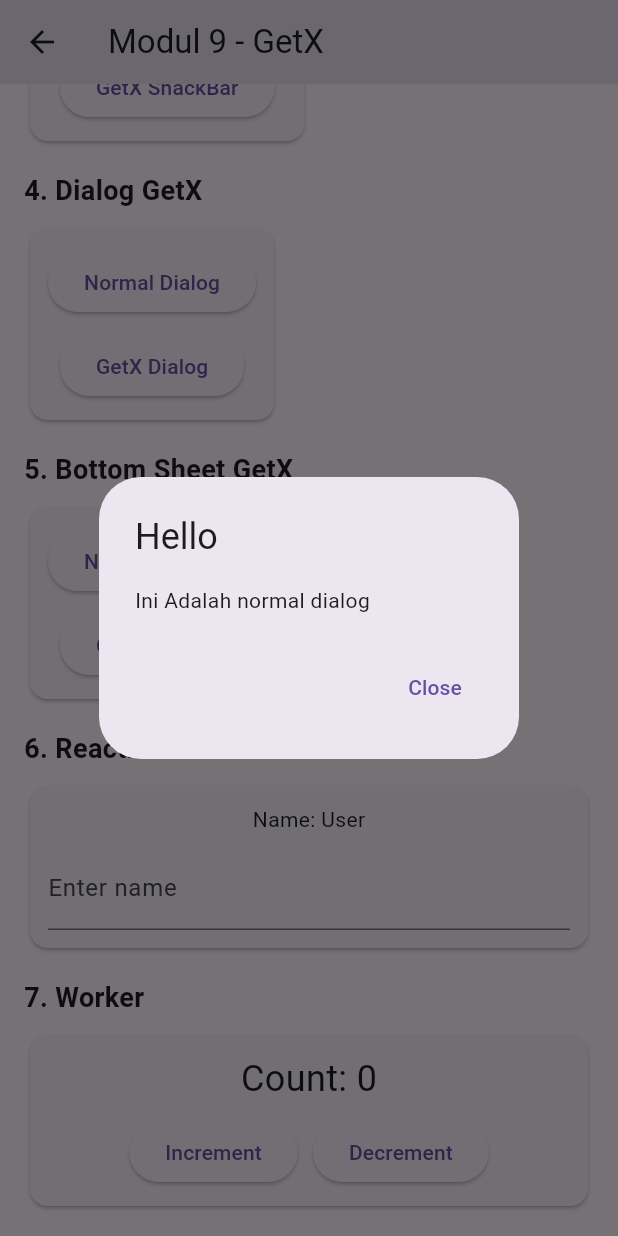
After one commit to Bahrudin23/semester-5, a Flutter app: the Ke9Page screen opened directly, scrolled down 520 dp, after a tap on "Normal Dialog", on a phone screen of 412 x 824 dp. The commit adds this screen. Run offline on Flutter 3.47's test engine with Material 3 defaults, Android fonts, the phone set to English and light mode, and no system bars; our stand-ins replace avatar_glow, convex_bottom_bar, dropdown_search, faker, get; network calls fail.

Commit message:
Praktikum Pertemuan Ke-9

```diff
--- /dev/null
+++ b/lib/Scrims/controllers.dart
@@ -0,0 +1,37 @@
+import 'package:get/get.dart';
+
+class CounterController extends GetxController {
+  var counter = 0.obs;
+
+  void increment() => counter.value++;
+  void decrement() => counter.value--;
+}
+
+class ReactiveController extends GetxController {
+  var name = "User".obs;
+
+  void changeName(String newName) => name.value = newName;
+}
+
+class WorkerController extends GetxController {
+  var count = 0.obs;
+
+  @override
+  void onInit() {
+    ever(count, (_) => print("ever: Count changed to $count"));
+    once(count, (_) => print("once: Count first changed to $count"));
+    interval(
+      count,
+          (_) => print("interval: Count changed to $count"),
+      time: const Duration(seconds: 2),
+    );
+    super.onInit();
+  }
+
+  void increment() => count.value++;
+  void decrement() => count.value--;
+}
+
+final CounterController counterController = Get.put(CounterController());
+final ReactiveController reactiveController = Get.put(ReactiveController());
+final WorkerController workerController = Get.put(WorkerController());
--- /dev/null
+++ b/lib/Scrims/ke9.dart
@@ -0,0 +1,348 @@
+import 'package:flutter/material.dart';
+import 'package:get/get.dart';
+
+import 'controllers.dart';
+
+
+class Ke9Page extends StatelessWidget {
+  const Ke9Page({super.key});
+
+  @override
+  Widget build(BuildContext context) {
+    return Scaffold(
+      appBar: AppBar(title: const Text("Modul 9 - GetX")),
+      body: SingleChildScrollView(
+        padding: const EdgeInsets.all(16),
+        child: Column(
+          crossAxisAlignment: CrossAxisAlignment.start,
+          children: const [
+            // 1. Stateless vs Stateful
+            Text(
+              "1. Stateless vs Stateful",
+              style: TextStyle(fontSize: 18, fontWeight: FontWeight.bold),
+            ),
+            SizedBox(height: 8),
+            Card(child: Padding(padding: EdgeInsets.all(12), child: StatelessExample())),
+            SizedBox(height: 8),
+            Card(child: Padding(padding: EdgeInsets.all(12), child: StatefulExample())),
+            SizedBox(height: 16),
+
+            // 2. GetX State Management
+            Text(
+              "2. GetX State Management",
+              style: TextStyle(fontSize: 18, fontWeight: FontWeight.bold),
+            ),
+            SizedBox(height: 8),
+            Card(child: Padding(padding: EdgeInsets.all(12), child: GetXCounterSection())),
+            SizedBox(height: 16),
+
+            // 3. Snackbar
+            Text(
+              "3. Snackbar GetX",
+              style: TextStyle(fontSize: 18, fontWeight: FontWeight.bold),
+            ),
+            SizedBox(height: 8),
+            Card(child: Padding(padding: EdgeInsets.all(12), child: SnackBarSection())),
+            SizedBox(height: 16),
+
+            // 4. Dialog
+            Text(
+              "4. Dialog GetX",
+              style: TextStyle(fontSize: 18, fontWeight: FontWeight.bold),
+            ),
+            SizedBox(height: 8),
+            Card(child: Padding(padding: EdgeInsets.all(12), child: DialogSection())),
+            SizedBox(height: 16),
+
+            // 5. Bottom Sheet
+            Text(
+              "5. Bottom Sheet GetX",
+              style: TextStyle(fontSize: 18, fontWeight: FontWeight.bold),
+            ),
+            SizedBox(height: 8),
+            Card(child: Padding(padding: EdgeInsets.all(12), child: BottomSheetSection())),
+            SizedBox(height: 16),
+
+            // 6. Reactive Variables
+            Text(
+              "6. Reactive Variables",
+              style: TextStyle(fontSize: 18, fontWeight: FontWeight.bold),
+            ),
+            SizedBox(height: 8),
+            Card(child: Padding(padding: EdgeInsets.all(12), child: ReactiveSection())),
+            SizedBox(height: 16),
+
+            // 7. Worker
+            Text(
+              "7. Worker",
+              style: TextStyle(fontSize: 18, fontWeight: FontWeight.bold),
+            ),
+            SizedBox(height: 8),
+            Card(child: Padding(padding: EdgeInsets.all(12), child: WorkerSection())),
+          ],
+        ),
+      ),
+    );
+  }
+}
+
+// ============================================================
+// 1. Stateless & Stateful
+// ============================================================
+
+class StatelessExample extends StatelessWidget {
+  const StatelessExample({super.key});
+
+  @override
+  Widget build(BuildContext context) {
+    return const Center(
+      child: Text("Ini adalah Stateless Widget"),
+    );
+  }
+}
+
+class StatefulExample extends StatefulWidget {
+  const StatefulExample({super.key});
+
+  @override
+  State<StatefulExample> createState() => _StatefulExampleState();
+}
+
+class _StatefulExampleState extends State<StatefulExample> {
+  int counter = 0;
+
+  @override
+  Widget build(BuildContext context) {
+    return Column(
+      children: [
+        Text("Counter: $counter"),
+        const SizedBox(height: 8),
+        Row(
+          mainAxisAlignment: MainAxisAlignment.center,
+          children: [
+            ElevatedButton(
+              onPressed: () => setState(() => counter++),
+              child: const Text("Increment"),
+            ),
+            const SizedBox(width: 10),
+            ElevatedButton(
+              onPressed: () => setState(() => counter--),
+              child: const Text("Decrement"),
+            ),
+          ],
+        ),
+      ],
+    );
+  }
+}
+
+// ============================================================
+// 2. GetX State Management
+// ============================================================
+
+class GetXCounterSection extends StatelessWidget {
+  const GetXCounterSection({super.key});
+
+  @override
+  Widget build(BuildContext context) {
+    return Column(
+      children: [
+        Obx(() => Text("Counter: ${counterController.counter}")),
+        const SizedBox(height: 8),
+        Row(
+          mainAxisAlignment: MainAxisAlignment.center,
+          children: [
+            ElevatedButton(
+              onPressed: counterController.increment,
+              child: const Text("Increment"),
+            ),
+            const SizedBox(width: 10),
+            ElevatedButton(
+              onPressed: counterController.decrement,
+              child: const Text("Decrement"),
+            ),
+          ],
+        ),
+      ],
+    );
+  }
+}
+
+// ============================================================
+// 3. SnackBar
+// ============================================================
+
+class SnackBarSection extends StatelessWidget {
+  const SnackBarSection({super.key});
+
+  @override
+  Widget build(BuildContext context) {
+    return Column(
+      children: [
+        ElevatedButton(
+          onPressed: () {
+            ScaffoldMessenger.of(context).showSnackBar(
+              const SnackBar(content: Text("Ini Adalah SnackBar Normal")),
+            );
+          },
+          child: const Text("Normal SnackBar"),
+        ),
+        const SizedBox(height: 8),
+        ElevatedButton(
+          onPressed: () {
+            Get.snackbar(
+              "Hello",
+              "Ini Adalah GetX SnackBar",
+              snackPosition: SnackPosition.BOTTOM,
+            );
+          },
+          child: const Text("GetX SnackBar"),
+        ),
+      ],
+    );
+  }
+}
+
+// ============================================================
+// 4. Dialog
+// ============================================================
+
+class DialogSection extends StatelessWidget {
+  const DialogSection({super.key});
+
+  @override
+  Widget build(BuildContext context) {
+    return Column(
+      children: [
+        ElevatedButton(
+          onPressed: () {
+            showDialog(
+              context: context,
+              builder: (_) => AlertDialog(
+                title: const Text("Hello"),
+                content: const Text("Ini Adalah normal dialog"),
+                actions: [
+                  TextButton(
+                    onPressed: () => Navigator.pop(context),
+                    child: const Text("Close"),
+                  ),
+                ],
+              ),
+            );
+          },
+          child: const Text("Normal Dialog"),
+        ),
+        const SizedBox(height: 8),
+        ElevatedButton(
+          onPressed: () {
+            Get.defaultDialog(
+              title: "Hello",
+              middleText: "Ini Adalah GetX Dialog",
+            );
+          },
+          child: const Text("GetX Dialog"),
+        ),
+      ],
+    );
+  }
+}
+
+// ============================================================
+// 5. Bottom Sheet
+// ============================================================
+
+class BottomSheetSection extends StatelessWidget {
+  const BottomSheetSection({super.key});
+
+  @override
+  Widget build(BuildContext context) {
+    return Column(
+      children: [
+        ElevatedButton(
+          onPressed: () {
+            showModalBottomSheet(
+              context: context,
+              builder: (_) => Container(
+                padding: const EdgeInsets.all(16),
+                child: const Text("Ini Adalah normal Bottom Sheet"),
+              ),
+            );
+          },
+          child: const Text("Normal Bottom Sheet"),
+        ),
+        const SizedBox(height: 8),
+        ElevatedButton(
+          onPressed: () {
+            Get.bottomSheet(
+              Container(
+                padding: const EdgeInsets.all(16),
+                color: Colors.white,
+                child: const Text("Ini Adalah GetX Bottom Sheet"),
+              ),
+            );
+          },
+          child: const Text("GetX Bottom Sheet"),
+        ),
+      ],
+    );
+  }
+}
+
+// ============================================================
+// 6. Reactive Variables
+// ============================================================
+
+class ReactiveSection extends StatelessWidget {
+  const ReactiveSection({super.key});
+
+  @override
+  Widget build(BuildContext context) {
+    return Column(
+      children: [
+        Obx(() => Text("Name: ${reactiveController.name}")),
+        const SizedBox(height: 8),
+        TextField(
+          onChanged: reactiveController.changeName,
+          decoration: const InputDecoration(labelText: "Enter name"),
+        ),
+      ],
+    );
+  }
+}
+
+// ============================================================
+// 7. Worker
+// ============================================================
+
+class WorkerSection extends StatelessWidget {
+  const WorkerSection({super.key});
+
+  @override
+  Widget build(BuildContext context) {
+    return Column(
+      children: [
+        Obx(
+              () => Text(
+            "Count: ${workerController.count}",
+            style: const TextStyle(fontSize: 24),
+          ),
+        ),
+        const SizedBox(height: 8),
+        Row(
+          mainAxisAlignment: MainAxisAlignment.center,
+          children: [
+            ElevatedButton(
+              onPressed: workerController.increment,
+              child: const Text("Increment"),
+            ),
+            const SizedBox(width: 10),
+            ElevatedButton(
+              onPressed: workerController.decrement,
+              child: const Text("Decrement"),
+            ),
+          ],
+        ),
+      ],
+    );
+  }
+}
--- a/lib/main.dart
+++ b/lib/main.dart
@@ -1,4 +1,5 @@
 import 'package:flutter/material.dart';
+import 'package:get/get.dart';
 import 'package:intl/intl.dart';
 import 'package:intl/date_symbol_data_local.dart';
 
@@ -6,6 +7,7 @@ import 'Scrims/beranda.dart';
 import 'Scrims/ke5.dart';
 import 'Scrims/ke6.dart';
 import 'Scrims/ke6_2.dart';
+import 'Scrims/ke9.dart';
 
 void main() async {
   WidgetsFlutterBinding.ensureInitialized();
@@ -19,7 +21,7 @@ class MyApp extends StatelessWidget {
 
   @override
   Widget build(BuildContext context) {
-    return const MaterialApp(
+    return const GetMaterialApp(
       debugShowCheckedModeBanner: false,
       title: 'Flutter Navbar Demo',
       home: MainNavbar(),
@@ -42,9 +44,11 @@ class _MainNavbarState extends State<MainNavbar> {
   @override
   Widget build(BuildContext context) {
     final pages = <Widget>[
-      const beranda(),const Ke5Page(),
+      const beranda(),
+      const Ke5Page(),
       GetRequestPage(onGoTab: _onItemTapped),
       const Ke6_2Page(),
+      const Ke9Page(),
     ];
 
     return Scaffold(
@@ -55,11 +59,13 @@ class _MainNavbarState extends State<MainNavbar> {
         selectedItemColor: Colors.deepPurple,
         unselectedItemColor: Colors.grey,
         showUnselectedLabels: true,
+        type: BottomNavigationBarType.fixed,
         items: const [
           BottomNavigationBarItem(icon: Icon(Icons.home), label: 'Beranda'),
           BottomNavigationBarItem(icon: Icon(Icons.menu_book), label: 'Modul 5'),
           BottomNavigationBarItem(icon: Icon(Icons.cloud_download), label: 'GET'),
           BottomNavigationBarItem(icon: Icon(Icons.widgets), label: 'Modul 6'),
+          BottomNavigationBarItem(icon: Icon(Icons.auto_awesome), label: 'Modul 9'),
         ],
       ),
     );
--- a/pubspec.yaml
+++ b/pubspec.yaml
@@ -12,6 +12,7 @@ dependencies:
     sdk: flutter
 
   cupertino_icons: ^1.0.8
+  get: ^4.6.6
   http: ^1.2.2
   faker: ^2.2.0
   intl: ^0.18.1
```
Also changed, not shown: pubspec.lock.
